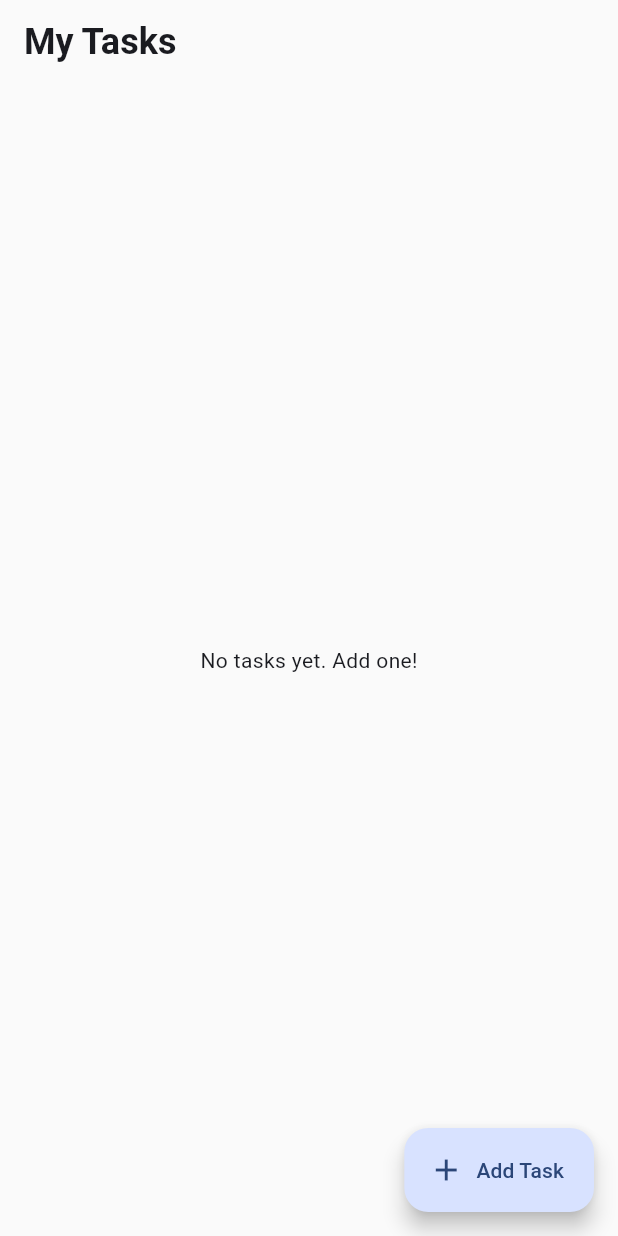
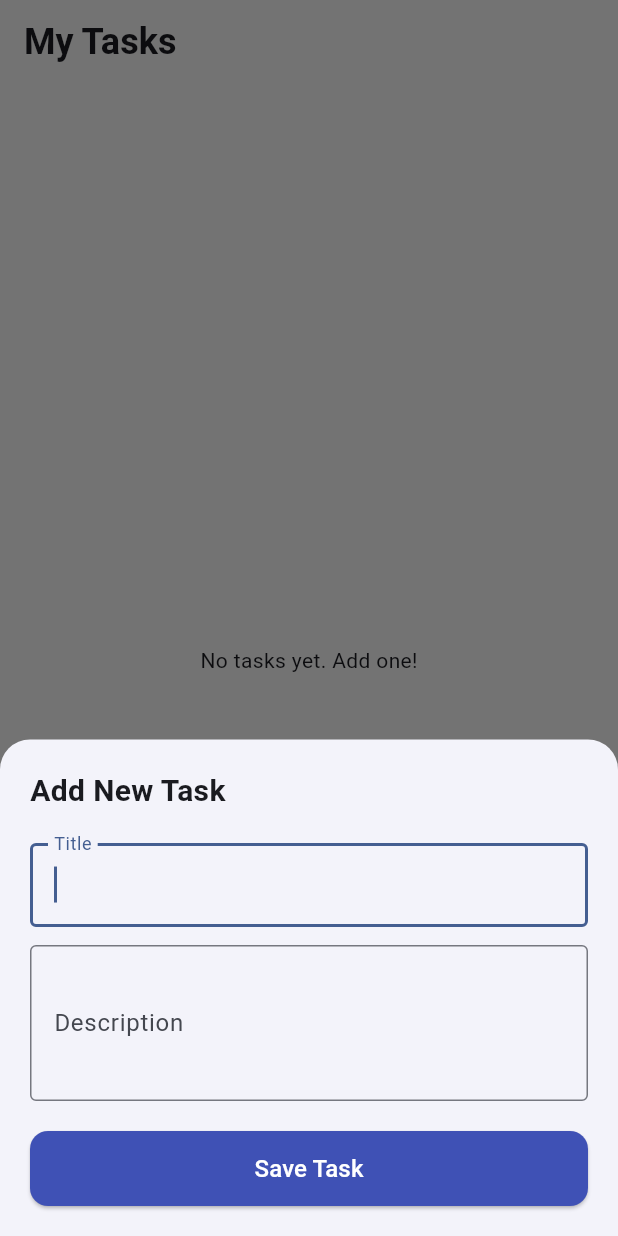
Before and after one commit to Seddek-Nadhem/todo_app, a Flutter app: the screen it shows after launch, after a tap on "Add Task", on a phone screen of 412 x 824 dp. Run offline on Flutter 3.47's test engine with Material 3 defaults, Android fonts, the phone set to English and light mode, and no system bars; our stand-ins replace equatable, flutter_bloc, get_it, sqflite; accounts and stored records are empty.

Commit message:
feat: implement reusable Add/Edit BottomSheet widget

```diff
--- a/lib/presentation/pages/home_page.dart
+++ b/lib/presentation/pages/home_page.dart
@@ -2,6 +2,7 @@ import 'package:flutter/material.dart';
 import 'package:flutter_bloc/flutter_bloc.dart';
 import 'package:todo_app/presentation/cubits/todo_cubit.dart';
 import 'package:todo_app/presentation/cubits/todo_state.dart';
+import 'package:todo_app/presentation/widgets/todo_bottom_sheet.dart';
 
 class HomePage extends StatelessWidget {
   const HomePage({super.key});
@@ -45,7 +46,15 @@ class HomePage extends StatelessWidget {
       ),
       floatingActionButton: FloatingActionButton.extended(
         onPressed: () {
-          // We will implement the Add Todo dialog in the next step
+          showModalBottomSheet(
+            context: context,
+            isScrollControlled:
+                true, // Allows the sheet to move up with the keyboard
+            shape: const RoundedRectangleBorder(
+              borderRadius: BorderRadius.vertical(top: Radius.circular(20)),
+            ),
+            builder: (context) => const TodoBottomSheet(),
+          );
         },
         label: const Text('Add Task'),
         icon: const Icon(Icons.add),
--- /dev/null
+++ b/lib/presentation/widgets/todo_bottom_sheet.dart
@@ -0,0 +1,115 @@
+import 'package:flutter/material.dart';
+import 'package:flutter_bloc/flutter_bloc.dart';
+import 'package:todo_app/domain/entities/todo.dart';
+import 'package:todo_app/presentation/cubits/todo_cubit.dart';
+
+class TodoBottomSheet extends StatefulWidget {
+  final Todo? todo; // If null, we are adding. If not null, we are editing.
+
+  const TodoBottomSheet({super.key, this.todo});
+
+  @override
+  State<TodoBottomSheet> createState() => _TodoBottomSheetState();
+}
+
+class _TodoBottomSheetState extends State<TodoBottomSheet> {
+  late TextEditingController _titleController;
+  late TextEditingController _descriptionController;
+
+  @override
+  void initState() {
+    super.initState();
+    _titleController = TextEditingController(text: widget.todo?.title);
+    _descriptionController = TextEditingController(
+      text: widget.todo?.description,
+    );
+  }
+
+  @override
+  void dispose() {
+    _titleController.dispose();
+    _descriptionController.dispose();
+    super.dispose();
+  }
+
+  void _onSave() {
+    final title = _titleController.text.trim();
+    final description = _descriptionController.text.trim();
+
+    if (title.isNotEmpty) {
+      if (widget.todo == null) {
+        // ADD NEW
+        context.read<TodoCubit>().addTodo(title, description);
+      } else {
+        // UPDATE EXISTING
+        final updatedTodo = widget.todo!.copyWith(
+          title: title,
+          description: description,
+        );
+        // We will need to call updateTodo in the Cubit (explained below)
+        context.read<TodoCubit>().toggleTodoStatus(
+          updatedTodo.copyWith(isCompleted: widget.todo!.isCompleted),
+        );
+      }
+      Navigator.pop(context); // Close the sheet
+    }
+  }
+
+  @override
+  Widget build(BuildContext context) {
+    return Padding(
+      // This padding ensures the sheet moves up when the keyboard appears
+      padding: EdgeInsets.only(
+        bottom: MediaQuery.of(context).viewInsets.bottom,
+        left: 20,
+        right: 20,
+        top: 20,
+      ),
+      child: Column(
+        mainAxisSize: MainAxisSize.min,
+        crossAxisAlignment: CrossAxisAlignment.start,
+        children: [
+          Text(
+            widget.todo == null ? 'Add New Task' : 'Edit Task',
+            style: const TextStyle(fontSize: 20, fontWeight: FontWeight.bold),
+          ),
+          const SizedBox(height: 20),
+          TextField(
+            controller: _titleController,
+            decoration: const InputDecoration(
+              labelText: 'Title',
+              border: OutlineInputBorder(),
+            ),
+            autofocus: true,
+          ),
+          const SizedBox(height: 12),
+          TextField(
+            controller: _descriptionController,
+            decoration: const InputDecoration(
+              labelText: 'Description',
+              border: OutlineInputBorder(),
+            ),
+            maxLines: 3,
+          ),
+          const SizedBox(height: 20),
+          SizedBox(
+            width: double.infinity,
+            height: 50,
+            child: ElevatedButton(
+              onPressed: _onSave,
+              style: ElevatedButton.styleFrom(
+                backgroundColor: Colors.indigo,
+                foregroundColor: Colors.white,
+                shape: RoundedRectangleBorder(
+                  borderRadius: BorderRadius.circular(12),
+                ),
+              ),
+              child: const Text('Save Task', style: TextStyle(fontSize: 16)),
+            ),
+          ),
+          const SizedBox(height: 20),
+        ],
+      ),
+    );
+  }
+}
```
